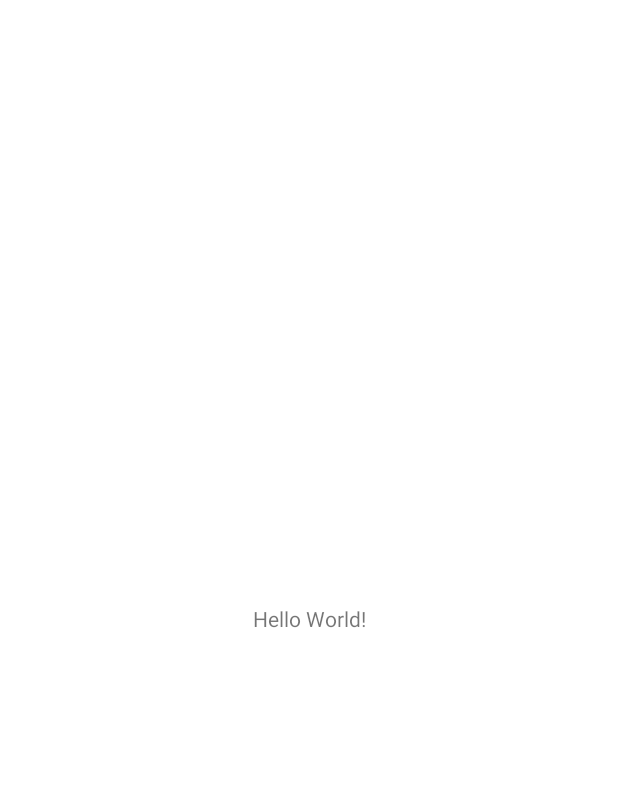
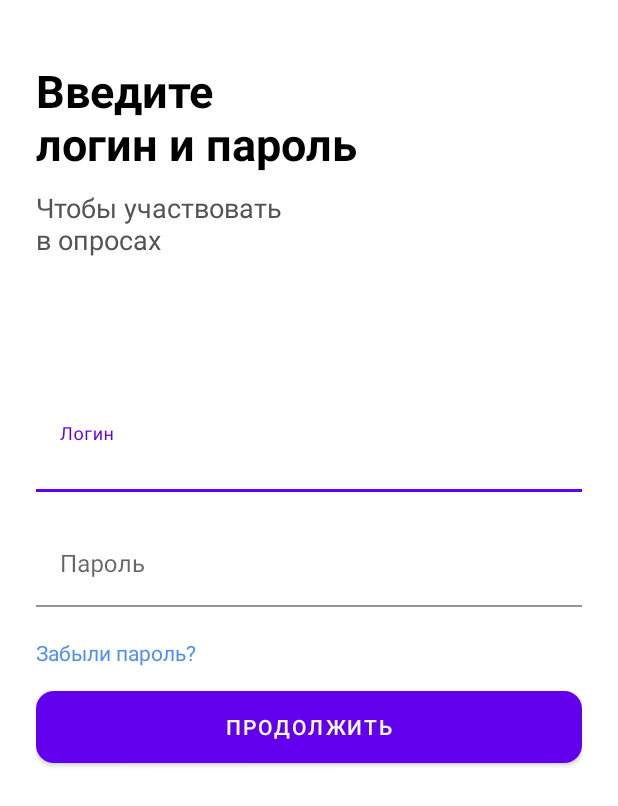
Before and after one commit to m4xxx1m/FormZilla, an Android app: the screen it shows after launch (MainActivity before the commit, LoginActivity after it), on a phone screen of 412 x 824 dp. Before the commit the part shown is almost empty. Shown: the top 806 px of the screen. Run offline under Robolectric (Android 15) with nearby library versions, the phone set to English and light mode, and no system bars.

Commit message:
created login menu

```diff
--- a/app/src/main/AndroidManifest.xml
+++ b/app/src/main/AndroidManifest.xml
@@ -9,7 +9,7 @@
         android:roundIcon="@mipmap/ic_launcher_round"
         android:supportsRtl="true"
         android:theme="@style/Theme.FormZilla">
-        <activity android:name=".MainActivity">
+        <activity android:name=".LoginActivity">
             <intent-filter>
                 <action android:name="android.intent.action.MAIN" />
 
--- a/app/src/main/java/ru/raptors/team/formzilla/MainActivity.java
+++ b/app/src/main/java/ru/raptors/team/formzilla/LoginActivity.java
@@ -4,7 +4,7 @@ import androidx.appcompat.app.AppCompatActivity;
 
 import android.os.Bundle;
 
-public class MainActivity extends AppCompatActivity {
+public class LoginActivity extends AppCompatActivity {
 
     @Override
     protected void onCreate(Bundle savedInstanceState) {
--- a/app/src/main/res/layout/activity_main.xml
+++ b/app/src/main/res/layout/activity_main.xml
@@ -4,15 +4,89 @@
     xmlns:tools="http://schemas.android.com/tools"
     android:layout_width="match_parent"
     android:layout_height="match_parent"
-    tools:context=".MainActivity">
+    tools:context=".LoginActivity">
 
-    <TextView
-        android:layout_width="wrap_content"
-        android:layout_height="wrap_content"
-        android:text="Hello World!"
+    <FrameLayout
+        android:layout_width="match_parent"
+        android:layout_height="match_parent"
+        android:layout_marginStart="24dp"
+        android:layout_marginTop="40dp"
+        android:layout_marginEnd="24dp"
+        android:layout_marginBottom="200dp"
         app:layout_constraintBottom_toBottomOf="parent"
-        app:layout_constraintLeft_toLeftOf="parent"
-        app:layout_constraintRight_toRightOf="parent"
-        app:layout_constraintTop_toTopOf="parent" />
+        app:layout_constraintEnd_toEndOf="parent"
+        app:layout_constraintStart_toStartOf="parent"
+        app:layout_constraintTop_toTopOf="parent">
+
+        <LinearLayout
+            android:layout_width="match_parent"
+            android:layout_height="match_parent"
+            android:orientation="vertical">
+
+            <TextView
+                android:id="@+id/textView"
+                android:layout_width="match_parent"
+                android:layout_height="wrap_content"
+                android:layout_marginBottom="10dp"
+                android:text="Введите\nлогин и пароль"
+                android:textAlignment="textStart"
+                android:textColor="#000000"
+                android:textSize="30sp"
+                android:textStyle="bold" />
+
+            <TextView
+                android:id="@+id/textView3"
+                android:layout_width="match_parent"
+                android:layout_height="wrap_content"
+                android:layout_marginBottom="100dp"
+                android:text="Чтобы участвовать\nв опросах"
+                android:textAlignment="viewStart"
+                android:textColor="#535353"
+                android:textSize="18sp" />
+
+            <com.google.android.material.textfield.TextInputLayout
+                android:id="@+id/editTextTextLogin"
+                android:layout_width="match_parent"
+                app:errorEnabled="true"
+                android:layout_height="wrap_content">
+
+                <com.google.android.material.textfield.TextInputEditText
+                    android:layout_width="match_parent"
+                    android:layout_height="wrap_content"
+                    android:background="@color/white"
+                    android:hint="Логин" />
+            </com.google.android.material.textfield.TextInputLayout>
+
+            <com.google.android.material.textfield.TextInputLayout
+                android:id="@+id/editTextTextPassword"
+                android:layout_width="match_parent"
+                android:layout_height="wrap_content"
+                app:errorEnabled="true">
+
+                <com.google.android.material.textfield.TextInputEditText
+                    android:layout_width="match_parent"
+                    android:layout_height="wrap_content"
+                    android:background="@color/white"
+                    android:hint="Пароль" />
+            </com.google.android.material.textfield.TextInputLayout>
+
+            <TextView
+                android:id="@+id/textView5"
+                android:layout_width="match_parent"
+                android:layout_height="wrap_content"
+                android:layout_marginBottom="10dp"
+                android:text="Забыли пароль?"
+                android:textColor="#5390EC" />
+
+
+            <com.google.android.material.button.MaterialButton
+                android:layout_width="match_parent"
+                android:layout_height="60dp"
+                android:text="Продолжить"
+                app:cornerRadius="12dp" />
+
+        </LinearLayout>
+
+    </FrameLayout>
 
 </androidx.constraintlayout.widget.ConstraintLayout>
```
